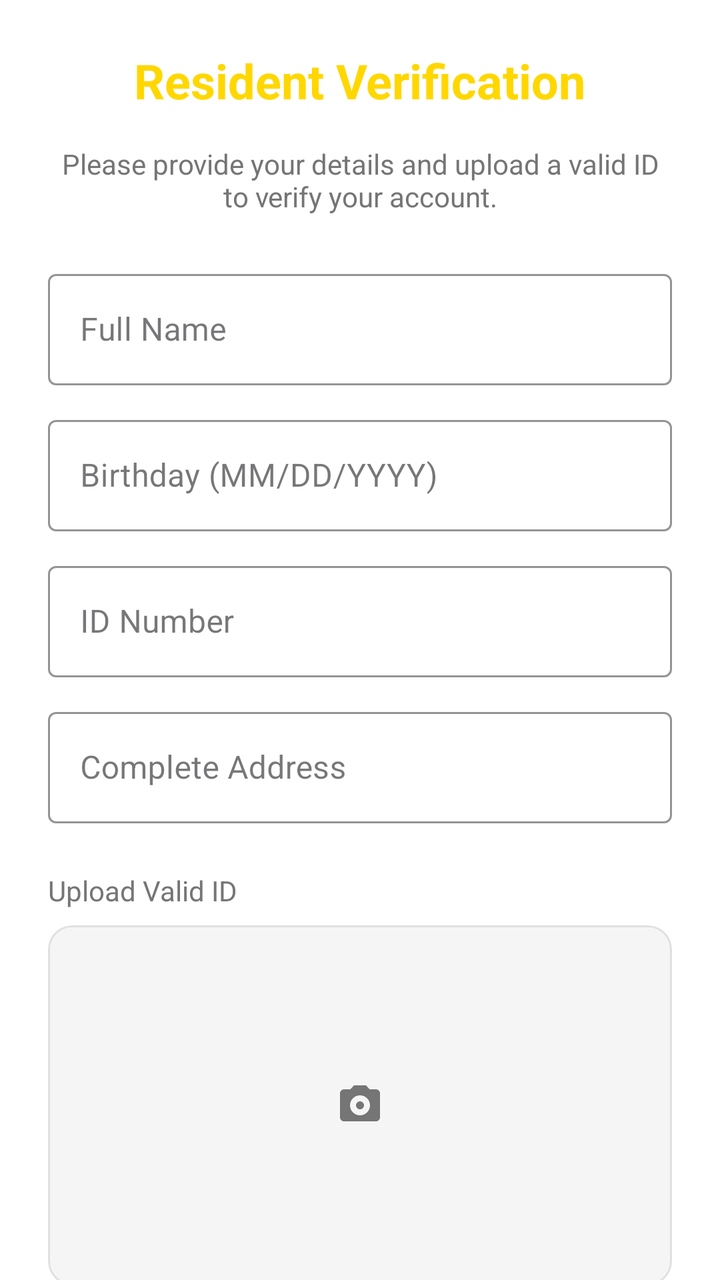
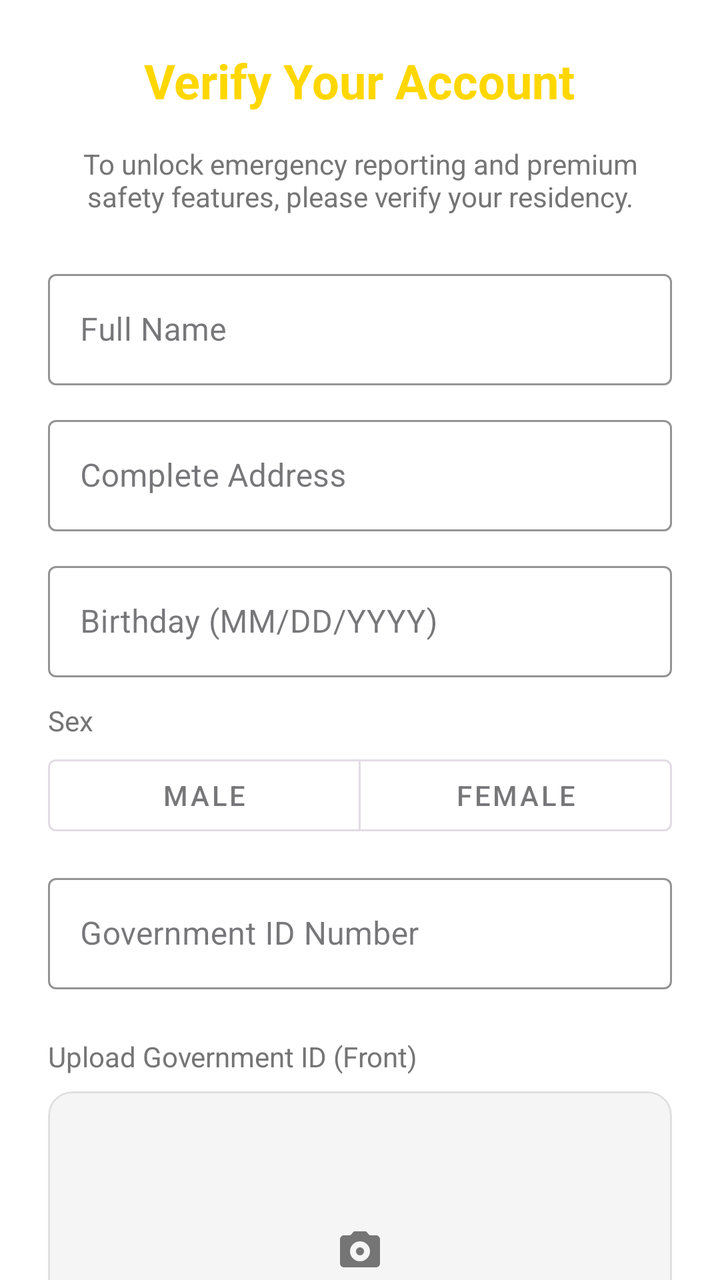

Before-and-after screenshots of an Android layout around one commit, followed by the original layout XML and the change that was made.
<!-- AndroidManifest.xml: application theme Theme.Resilio -->
<!-- res/layout/fragment_verification.xml -->
<?xml version="1.0" encoding="utf-8"?>
<androidx.core.widget.NestedScrollView xmlns:android="http://schemas.android.com/apk/res/android"
    xmlns:app="http://schemas.android.com/apk/res-auto"
    android:layout_width="match_parent"
    android:layout_height="match_parent"
    android:background="@color/background">

    <LinearLayout
        android:layout_width="match_parent"
        android:layout_height="wrap_content"
        android:orientation="vertical"
        android:padding="24dp"
        android:gravity="center_horizontal">

        <TextView
            android:layout_width="wrap_content"
            android:layout_height="wrap_content"
            android:text="Resident Verification"
            android:textColor="@color/gold_accent"
            android:textSize="24sp"
            android:textStyle="bold"
            android:layout_marginBottom="16dp"/>

        <TextView
            android:layout_width="match_parent"
            android:layout_height="wrap_content"
            android:text="Please provide your details and upload a valid ID to verify your account."
            android:textColor="@color/text_secondary"
            android:textSize="14sp"
            android:textAlignment="center"
            android:layout_marginBottom="24dp"/>

        <com.google.android.material.textfield.TextInputLayout
            android:layout_width="match_parent"
            android:layout_height="wrap_content"
            android:hint="Full Name"
            style="@style/Widget.MaterialComponents.TextInputLayout.OutlinedBox"
            app:boxStrokeColor="@color/gold_accent"
            app:hintTextColor="@color/gold_accent">
            <com.google.android.material.textfield.TextInputEditText
                android:id="@+id/etFullName"
                android:layout_width="match_parent"
                android:layout_height="wrap_content"
                android:textColor="@color/text_primary"/>
        </com.google.android.material.textfield.TextInputLayout>

        <com.google.android.material.textfield.TextInputLayout
            android:layout_width="match_parent"
            android:layout_height="wrap_content"
            android:hint="Birthday (MM/DD/YYYY)"
            android:layout_marginTop="12dp"
            style="@style/Widget.MaterialComponents.TextInputLayout.OutlinedBox"
            app:boxStrokeColor="@color/gold_accent"
            app:hintTextColor="@color/gold_accent">
            <com.google.android.material.textfield.TextInputEditText
                android:id="@+id/etBirthday"
                android:layout_width="match_parent"
                android:layout_height="wrap_content"
                android:textColor="@color/text_primary"/>
        </com.google.android.material.textfield.TextInputLayout>

        <com.google.android.material.textfield.TextInputLayout
            android:layout_width="match_parent"
            android:layout_height="wrap_content"
            android:hint="ID Number"
            android:layout_marginTop="12dp"
            style="@style/Widget.MaterialComponents.TextInputLayout.OutlinedBox"
            app:boxStrokeColor="@color/gold_accent"
            app:hintTextColor="@color/gold_accent">
            <com.google.android.material.textfield.TextInputEditText
                android:id="@+id/etIdNumber"
                android:layout_width="match_parent"
                android:layout_height="wrap_content"
                android:textColor="@color/text_primary"/>
        </com.google.android.material.textfield.TextInputLayout>

        <com.google.android.material.textfield.TextInputLayout
            android:layout_width="match_parent"
            android:layout_height="wrap_content"
            android:hint="Complete Address"
            android:layout_marginTop="12dp"
            style="@style/Widget.MaterialComponents.TextInputLayout.OutlinedBox"
            app:boxStrokeColor="@color/gold_accent"
            app:hintTextColor="@color/gold_accent">
            <com.google.android.material.textfield.TextInputEditText
                android:id="@+id/etAddress"
                android:layout_width="match_parent"
                android:layout_height="wrap_content"
                android:textColor="@color/text_primary"/>
        </com.google.android.material.textfield.TextInputLayout>

        <TextView
            android:layout_width="wrap_content"
            android:layout_height="wrap_content"
            android:text="Upload Valid ID"
            android:textColor="@color/text_secondary"
            android:layout_marginTop="24dp"
            android:layout_gravity="start"
            android:layout_marginBottom="8dp"/>

        <com.google.android.material.card.MaterialCardView
            android:id="@+id/cardIdPreview"
            android:layout_width="match_parent"
            android:layout_height="180dp"
            app:cardCornerRadius="12dp"
            app:cardBackgroundColor="@color/surface"
            app:strokeWidth="1dp"
            app:strokeColor="@color/divider_color"
            android:layout_marginBottom="16dp">
            <ImageView
                android:id="@+id/ivIdPreview"
                android:layout_width="match_parent"
                android:layout_height="match_parent"
                android:scaleType="centerInside"
                android:src="@drawable/ic_camera_alt"
                app:tint="@color/text_secondary"
                android:padding="48dp"/>
        </com.google.android.material.card.MaterialCardView>

        <LinearLayout
            android:layout_width="match_parent"
            android:layout_height="wrap_content"
            android:orientation="horizontal">

            <com.google.android.material.button.MaterialButton
                android:id="@+id/btnCapture"
                style="@style/Widget.MaterialComponents.Button.OutlinedButton"
                android:layout_width="0dp"
                android:layout_height="wrap_content"
                android:layout_weight="1"
                android:layout_marginEnd="8dp"
                android:text="Capture"
                app:strokeColor="@color/gold_accent"
                android:textColor="@color/gold_accent"/>

            <com.google.android.material.button.MaterialButton
                android:id="@+id/btnUpload"
                style="@style/Widget.MaterialComponents.Button.OutlinedButton"
                android:layout_width="0dp"
                android:layout_height="wrap_content"
                android:layout_weight="1"
                android:layout_marginStart="8dp"
                android:text="Upload"
                app:strokeColor="@color/gold_accent"
                android:textColor="@color/gold_accent"/>
        </LinearLayout>

        <com.google.android.material.button.MaterialButton
            android:id="@+id/btnSubmitVerification"
            android:layout_width="match_parent"
            android:layout_height="56dp"
            android:text="SUBMIT FOR VERIFICATION"
            android:layout_marginTop="24dp"
            android:backgroundTint="@color/gold_accent"
            android:textColor="@color/background"
            app:cornerRadius="12dp"
            android:enabled="false"/>

        <com.google.android.material.button.MaterialButton
            android:id="@+id/btnSkipVerification"
            style="@style/Widget.MaterialComponents.Button.TextButton"
            android:layout_width="wrap_content"
            android:layout_height="wrap_content"
            android:text="Skip for now"
            android:layout_marginTop="8dp"
            android:textColor="@color/text_secondary"/>

        <TextView
            android:id="@+id/tvVerificationStatus"
            android:layout_width="wrap_content"
            android:layout_height="wrap_content"
            android:text="Status: Not Submitted"
            android:textColor="@color/gold_accent"
            android:textStyle="bold"
            android:layout_marginTop="24dp"
            android:visibility="gone"/>

    </LinearLayout>
</androidx.core.widget.NestedScrollView>
<!-- resources referenced by this layout -->
<resources>
  <color name="background">#FFFFFF</color>
  <color name="divider_color">#E0E0E0</color>
  <color name="gold_accent">#FFD700</color>
  <color name="surface">#F5F5F5</color>
  <color name="text_primary">#212121</color>
  <color name="text_secondary">#757575</color>
  <!-- drawable ic_camera_alt (drawable) -->
  <vector xmlns:android="http://schemas.android.com/apk/res/android"
      android:width="24dp"
      android:height="24dp"
      android:viewportWidth="24"
      android:viewportHeight="24"
      android:tint="?attr/colorControlNormal">
    <path
        android:fillColor="@android:color/white"
        android:pathData="M9,2L7.17,4H4c-1.1,0 -2,0.9 -2,2v12c0,1.1 0.9,2 2,2h16c1.1,0 2,-0.9 2,-2V6c0,-1.1 -0.9,-2 -2,-2h-3.17L15,2H9zm3,15c-2.76,0 -5,-2.24 -5,-5s2.24,-5 5,-5 5,2.24 5,5 -2.24,5 -5,5zM12,14c-1.1,0 -2,-0.9 -2,-2s0.9,-2 2,-2 2,0.9 2,2 -0.9,2 -2,2z"/>
  </vector>
  <style name="Theme.Resilio" parent="Base.Theme.Resilio" />
  <style name="Base.Theme.Resilio" parent="Theme.Material3.DayNight.NoActionBar">
          
          <item name="colorPrimary">@color/gold_accent</item>
          <item name="colorOnPrimary">@color/black</item>
          <item name="colorSecondary">@color/secondary_blue</item>
          <item name="colorOnSecondary">@color/white</item>
          <item name="colorTertiary">@color/primary_green</item>
          <item name="android:windowBackground">@color/background</item>
          <item name="android:textColorPrimary">@color/text_primary</item>
          <item name="android:textColorSecondary">@color/text_secondary</item>
      </style>
  <color name="black">#FF000000</color>
  <color name="secondary_blue">#2196F3</color>
  <color name="white">#FFFFFFFF</color>
  <color name="primary_green">#4CAF50</color>
</resources>

<!-- the commit's change to res/layout/fragment_verification.xml (unified diff, before → after) -->
@@ -1,8 +1,10 @@
 <?xml version="1.0" encoding="utf-8"?>
 <androidx.core.widget.NestedScrollView xmlns:android="http://schemas.android.com/apk/res/android"
     xmlns:app="http://schemas.android.com/apk/res-auto"
+    xmlns:tools="http://schemas.android.com/tools"
     android:layout_width="match_parent"
     android:layout_height="match_parent"
+    android:fillViewport="true"
     android:background="@color/background">
 
     <LinearLayout
@@ -15,7 +17,7 @@
         <TextView
             android:layout_width="wrap_content"
             android:layout_height="wrap_content"
-            android:text="Resident Verification"
+            android:text="Verify Your Account"
             android:textColor="@color/gold_accent"
             android:textSize="24sp"
             android:textStyle="bold"
@@ -24,7 +26,7 @@
         <TextView
             android:layout_width="match_parent"
             android:layout_height="wrap_content"
-            android:text="Please provide your details and upload a valid ID to verify your account."
+            android:text="To unlock emergency reporting and premium safety features, please verify your residency."
             android:textColor="@color/text_secondary"
             android:textSize="14sp"
             android:textAlignment="center"
@@ -41,120 +43,155 @@
                 android:id="@+id/etFullName"
                 android:layout_width="match_parent"
                 android:layout_height="wrap_content"
+                android:textColor="@color/text_primary"
+                android:inputType="textPersonName"/>
+        </com.google.android.material.textfield.TextInputLayout>
+
+        <com.google.android.material.textfield.TextInputLayout
+            android:layout_width="match_parent"
+            android:layout_height="wrap_content"
+            android:hint="Complete Address"
+            android:layout_marginTop="12dp"
+            style="@style/Widget.MaterialComponents.TextInputLayout.OutlinedBox"
+            app:boxStrokeColor="@color/gold_accent"
+            app:hintTextColor="@color/gold_accent">
+            <com.google.android.material.textfield.TextInputEditText
+                android:id="@+id/etAddress"
+                android:layout_width="match_parent"
+                android:layout_height="wrap_content"
+                android:textColor="@color/text_primary"
+                android:inputType="textPostalAddress"/>
+        </com.google.android.material.textfield.TextInputLayout>
+
+        <com.google.android.material.textfield.TextInputLayout
+            android:layout_width="match_parent"
+            android:layout_height="wrap_content"
+            android:hint="Birthday (MM/DD/YYYY)"
+            android:layout_marginTop="12dp"
+            style="@style/Widget.MaterialComponents.TextInputLayout.OutlinedBox"
+            app:boxStrokeColor="@color/gold_accent"
+            app:hintTextColor="@color/gold_accent">
+            <com.google.android.material.textfield.TextInputEditText
+                android:id="@+id/etBirthday"
+                android:layout_width="match_parent"
+                android:layout_height="wrap_content"
+                android:textColor="@color/text_primary"
+                android:inputType="date"/>
+        </com.google.android.material.textfield.TextInputLayout>
+
+        <TextView
+            android:layout_width="wrap_content"
+            android:layout_height="wrap_content"
+            android:text="Sex"
+            android:textColor="@color/text_secondary"
+            android:layout_marginTop="12dp"
+            android:layout_gravity="start" />
+
+        <com.google.android.material.button.MaterialButtonToggleGroup
+            android:id="@+id/toggleSex"
+            android:layout_width="match_parent"
+            android:layout_height="wrap_content"
+            android:layout_marginTop="4dp"
+            app:singleSelection="true"
+            app:selectionRequired="true">
+            <com.google.android.material.button.MaterialButton
+                android:id="@+id/btnMale"
+                style="@style/Widget.MaterialComponents.Button.OutlinedButton"
+                android:layout_width="0dp"
+                android:layout_height="wrap_content"
+                android:layout_weight="1"
+                android:text="Male" />
+            <com.google.android.material.button.MaterialButton
+                android:id="@+id/btnFemale"
+                style="@style/Widget.MaterialComponents.Button.OutlinedButton"
+                android:layout_width="0dp"
+                android:layout_height="wrap_content"
+                android:layout_weight="1"
+                android:text="Female" />
+        </com.google.android.material.button.MaterialButtonToggleGroup>
+
+        <com.google.android.material.textfield.TextInputLayout
+            android:layout_width="match_parent"
+            android:layout_height="wrap_content"
+            android:hint="Government ID Number"
+            android:layout_marginTop="12dp"
+            style="@style/Widget.MaterialComponents.TextInputLayout.OutlinedBox"
+            app:boxStrokeColor="@color/gold_accent"
+            app:hintTextColor="@color/gold_accent">
+            <com.google.android.material.textfield.TextInputEditText
+                android:id="@+id/etIdNumber"
+                android:layout_width="match_parent"
+                android:layout_height="wrap_content"
                 android:textColor="@color/text_primary"/>
         </com.google.android.material.textfield.TextInputLayout>
 
-        <com.google.android.material.textfield.TextInputLayout
-            android:layout_width="match_parent"
-            android:layout_height="wrap_content"
-            android:hint="Birthday (MM/DD/YYYY)"
-            android:layout_marginTop="12dp"
-            style="@style/Widget.MaterialComponents.TextInputLayout.OutlinedBox"
-            app:boxStrokeColor="@color/gold_accent"
-            app:hintTextColor="@color/gold_accent">
-            <com.google.android.material.textfield.TextInputEditText
-                android:id="@+id/etBirthday"
-                android:layout_width="match_parent"
-                android:layout_height="wrap_content"
-                android:textColor="@color/text_primary"/>
-        </com.google.android.material.textfield.TextInputLayout>
-
-        <com.google.android.material.textfield.TextInputLayout
-            android:layout_width="match_parent"
-            android:layout_height="wrap_content"
-            android:hint="ID Number"
-            android:layout_marginTop="12dp"
-            style="@style/Widget.MaterialComponents.TextInputLayout.OutlinedBox"
-            app:boxStrokeColor="@color/gold_accent"
-            app:hintTextColor="@color/gold_accent">
-            <com.google.android.material.textfield.TextInputEditText
-                android:id="@+id/etIdNumber"
-                android:layout_width="match_parent"
-                android:layout_height="wrap_content"
-                android:textColor="@color/text_primary"/>
-        </com.google.android.material.textfield.TextInputLayout>
-
-        <com.google.android.material.textfield.TextInputLayout
-            android:layout_width="match_parent"
-            android:layout_height="wrap_content"
-            android:hint="Complete Address"
-            android:layout_marginTop="12dp"
-            style="@style/Widget.MaterialComponents.TextInputLayout.OutlinedBox"
-            app:boxStrokeColor="@color/gold_accent"
-            app:hintTextColor="@color/gold_accent">
-            <com.google.android.material.textfield.TextInputEditText
-                android:id="@+id/etAddress"
-                android:layout_width="match_parent"
-                android:layout_height="wrap_content"
-                android:textColor="@color/text_primary"/>
-        </com.google.android.material.textfield.TextInputLayout>
-
-        <TextView
-            android:layout_width="wrap_content"
-            android:layout_height="wrap_content"
-            android:text="Upload Valid ID"
+        <TextView
+            android:layout_width="wrap_content"
+            android:layout_height="wrap_content"
+            android:text="Upload Government ID (Front)"
             android:textColor="@color/text_secondary"
             android:layout_marginTop="24dp"
             android:layout_gravity="start"
             android:layout_marginBottom="8dp"/>
 
         <com.google.android.material.card.MaterialCardView
-            android:id="@+id/cardIdPreview"
-            android:layout_width="match_parent"
-            android:layout_height="180dp"
+            android:id="@+id/btnUploadFront"
+            android:layout_width="match_parent"
+            android:layout_height="160dp"
             app:cardCornerRadius="12dp"
             app:cardBackgroundColor="@color/surface"
             app:strokeWidth="1dp"
             app:strokeColor="@color/divider_color"
-            android:layout_marginBottom="16dp">
+            android:clickable="true"
+            android:focusable="true">
             <ImageView
-                android:id="@+id/ivIdPreview"
+                android:id="@+id/ivIdFront"
                 android:layout_width="match_parent"
                 android:layout_height="match_parent"
                 android:scaleType="centerInside"
                 android:src="@drawable/ic_camera_alt"
                 app:tint="@color/text_secondary"
-                android:padding="48dp"/>
+                android:padding="48dp" />
         </com.google.android.material.card.MaterialCardView>
 
-        <LinearLayout
-            android:layout_width="match_parent"
-            android:layout_height="wrap_content"
-            android:orientation="horizontal">
-
-            <com.google.android.material.button.MaterialButton
-                android:id="@+id/btnCapture"
-                style="@style/Widget.MaterialComponents.Button.OutlinedButton"
-                android:layout_width="0dp"
-                android:layout_height="wrap_content"
-                android:layout_weight="1"
-                android:layout_marginEnd="8dp"
-                android:text="Capture"
-                app:strokeColor="@color/gold_accent"
-                android:textColor="@color/gold_accent"/>
-
-            <com.google.android.material.button.MaterialButton
-                android:id="@+id/btnUpload"
-                style="@style/Widget.MaterialComponents.Button.OutlinedButton"
-                android:layout_width="0dp"
-                android:layout_height="wrap_content"
-                android:layout_weight="1"
-                android:layout_marginStart="8dp"
-                android:text="Upload"
-                app:strokeColor="@color/gold_accent"
-                android:textColor="@color/gold_accent"/>
-        </LinearLayout>
+        <TextView
+            android:layout_width="wrap_content"
+            android:layout_height="wrap_content"
+            android:text="Upload Government ID (Back)"
+            android:textColor="@color/text_secondary"
+            android:layout_marginTop="16dp"
+            android:layout_gravity="start"
+            android:layout_marginBottom="8dp"/>
+
+        <com.google.android.material.card.MaterialCardView
+            android:id="@+id/btnUploadBack"
+            android:layout_width="match_parent"
+            android:layout_height="160dp"
+            app:cardCornerRadius="12dp"
+            app:cardBackgroundColor="@color/surface"
+            app:strokeWidth="1dp"
+            app:strokeColor="@color/divider_color"
+            android:clickable="true"
+            android:focusable="true">
+            <ImageView
+                android:id="@+id/ivIdBack"
+                android:layout_width="match_parent"
+                android:layout_height="match_parent"
+                android:scaleType="centerInside"
+                android:src="@drawable/ic_camera_alt"
+                app:tint="@color/text_secondary"
+                android:padding="48dp" />
+        </com.google.android.material.card.MaterialCardView>
 
         <com.google.android.material.button.MaterialButton
             android:id="@+id/btnSubmitVerification"
             android:layout_width="match_parent"
             android:layout_height="56dp"
-            android:text="SUBMIT FOR VERIFICATION"
-            android:layout_marginTop="24dp"
+            android:text="SUBMIT VERIFICATION"
+            android:layout_marginTop="32dp"
             android:backgroundTint="@color/gold_accent"
             android:textColor="@color/background"
-            app:cornerRadius="12dp"
-            android:enabled="false"/>
+            app:cornerRadius="12dp" />
 
         <com.google.android.material.button.MaterialButton
             android:id="@+id/btnSkipVerification"
@@ -165,15 +202,5 @@
             android:layout_marginTop="8dp"
             android:textColor="@color/text_secondary"/>
 
-        <TextView
-            android:id="@+id/tvVerificationStatus"
-            android:layout_width="wrap_content"
-            android:layout_height="wrap_content"
-            android:text="Status: Not Submitted"
-            android:textColor="@color/gold_accent"
-            android:textStyle="bold"
-            android:layout_marginTop="24dp"
-            android:visibility="gone"/>
-
     </LinearLayout>
 </androidx.core.widget.NestedScrollView>
